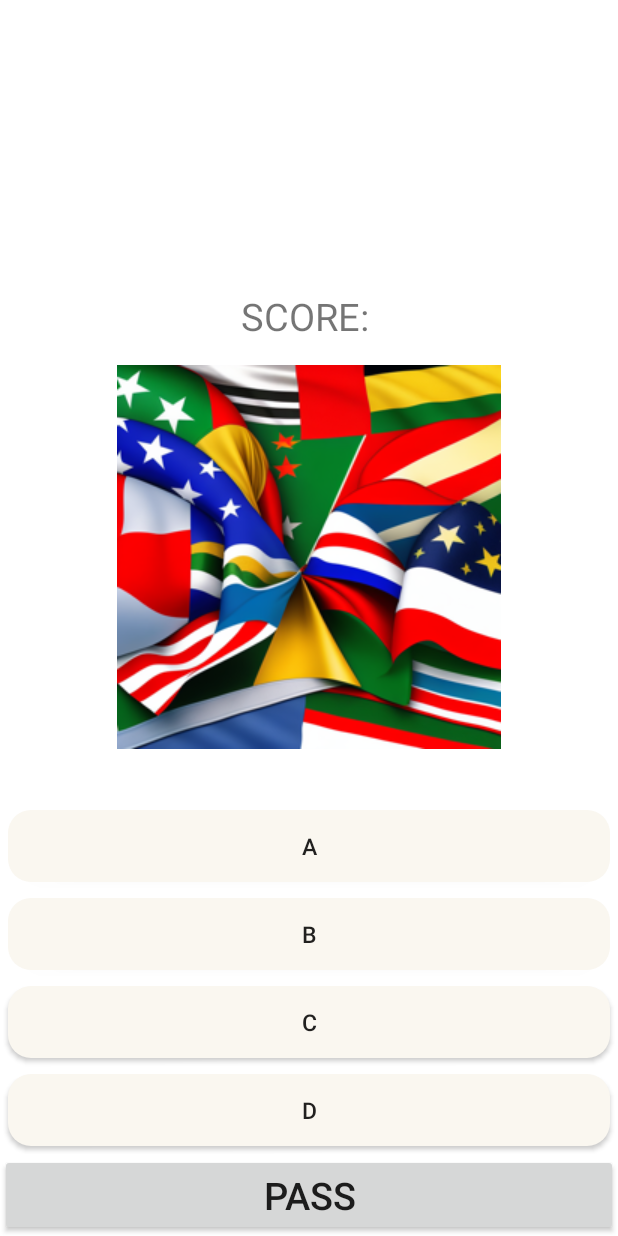
After one commit to karakayahamza/CountriesAndFlagsQuiz, an Android app: the layout fragment_chose_country_of_city.xml on its own in the app's theme, with its tools: preview values and no code run, on a phone screen of 412 x 824 dp. The commit adds this screen. Run offline under Robolectric (Android 15) with nearby library versions, the phone set to English and light mode, and no system bars; network calls fail.

Commit message:
ChoseCountryOfCity Commit

```diff
--- a/app/src/main/java/com/example/countriesandflagsquiz/data/api/CountryAndFlagsApi.kt
+++ b/app/src/main/java/com/example/countriesandflagsquiz/data/api/CountryAndFlagsApi.kt
@@ -6,4 +6,7 @@ import retrofit2.http.GET
 interface CountryAndFlagsApi {
     @GET("countries/flag/images")
     fun getData(): io.reactivex.Observable<CountriesFlagsModel>
+
+    @GET("countries/capital")
+    fun getCapitalData(): io.reactivex.Observable<CountriesFlagsModel>
 }
--- a/app/src/main/java/com/example/countriesandflagsquiz/data/entities/CountriesAndFlagsApiService.kt
+++ b/app/src/main/java/com/example/countriesandflagsquiz/data/entities/CountriesAndFlagsApiService.kt
@@ -18,4 +18,8 @@ import retrofit2.converter.gson.GsonConverterFactory
     fun getData(): io.reactivex.Observable<CountriesFlagsModel> {
         return retrofit.getData()
     }
+
+    fun getCapitalData():io.reactivex.Observable<CountriesFlagsModel>{
+        return retrofit.getCapitalData()
+    }
 }
--- a/app/src/main/java/com/example/countriesandflagsquiz/views/MainScreen.kt
+++ b/app/src/main/java/com/example/countriesandflagsquiz/views/MainScreen.kt
@@ -35,7 +35,7 @@ class MainScreen : Fragment() {
         }
 
         binding.findCapitalCity.setOnClickListener {
-            val action = MainScreenDirections.actionMainScreenToGuessCapitalOfCity()
+            val action = MainScreenDirections.actionMainScreenToChoseCountryOfCity()
             Navigation.findNavController(it).navigate(action)
         }
         binding.guessCityWhichCountry.setOnClickListener {
--- /dev/null
+++ b/app/src/main/res/layout/fragment_chose_country_of_city.xml
@@ -0,0 +1,95 @@
+<?xml version="1.0" encoding="utf-8"?>
+<LinearLayout
+    xmlns:android="http://schemas.android.com/apk/res/android"
+    xmlns:tools="http://schemas.android.com/tools"
+    android:layout_width="match_parent"
+    android:layout_height="match_parent"
+    android:orientation="vertical"
+    android:gravity="bottom"
+    tools:context=".views.ChoseCountryOfCity">
+
+    <TextView
+        android:layout_width="match_parent"
+        android:layout_height="wrap_content"
+        android:text="SCORE: "
+        android:textSize="25dp"
+        android:gravity="center"
+        />
+
+    <LinearLayout
+        android:layout_width="match_parent"
+        android:layout_height="wrap_content"
+        android:layout_gravity="center"
+        android:layout_marginBottom="20dp"
+        android:padding="15dp">
+
+        <ImageView
+            android:id="@+id/flagImage"
+            android:layout_width="match_parent"
+            android:layout_height="wrap_content"
+            android:src="@drawable/appicon"/>
+
+    </LinearLayout>
+
+    <LinearLayout
+        android:layout_width="match_parent"
+        android:layout_height="wrap_content"
+        android:layout_gravity="bottom"
+        >
+
+
+        <LinearLayout
+            android:layout_width="match_parent"
+            android:layout_height="wrap_content"
+            android:orientation="vertical"
+            >
+
+
+            <Button
+                android:id="@+id/aOption"
+                android:layout_width="match_parent"
+                android:layout_height="wrap_content"
+                android:text="A"
+                android:background="@drawable/buttun_design"
+                android:textSize="15sp"
+                android:layout_margin="5dp"
+                />
+
+            <Button
+                android:id="@+id/bOption"
+                android:layout_width="match_parent"
+                android:layout_height="wrap_content"
+                android:text="B"
+                android:textSize="15sp"
+                android:background="@drawable/buttun_design"
+                android:layout_margin="5dp"
+                />
+
+            <Button
+                android:id="@+id/cOption"
+                android:layout_width="match_parent"
+                android:layout_height="wrap_content"
+                android:text="C"
+                android:textSize="15sp"
+                android:background="@drawable/buttun_design"
+                android:layout_margin="5dp"/>
+
+            <Button
+                android:id="@+id/dOption"
+                android:layout_width="match_parent"
+                android:layout_height="wrap_content"
+                android:text="D"
+                android:textSize="15sp"
+                android:background="@drawable/buttun_design"
+                android:layout_margin="5dp" />
+
+        </LinearLayout>
+    </LinearLayout>
+    <Button
+        android:id="@+id/pass"
+        android:layout_width="match_parent"
+        android:layout_height="wrap_content"
+        android:text="Pass"
+        android:textSize="25dp"
+        />
+</LinearLayout>
```
Also changed, not shown: app/src/main/java/com/example/countriesandflagsquiz/viewmodels/CountriesAndFlagsViewModel.kt (+15 -0 lines), app/src/main/java/com/example/countriesandflagsquiz/views/ChoseCountryOfCity.kt (added, +92 -0 lines), app/src/main/java/com/example/countriesandflagsquiz/views/GuessCapitalOfCity.kt (deleted, +0 -44 lines), app/src/main/res/layout/fragment_guess_capital_of_city.xml (deleted, +0 -60 lines), app/src/main/res/navigation/nav_graph.xml (+8 -8 lines).
